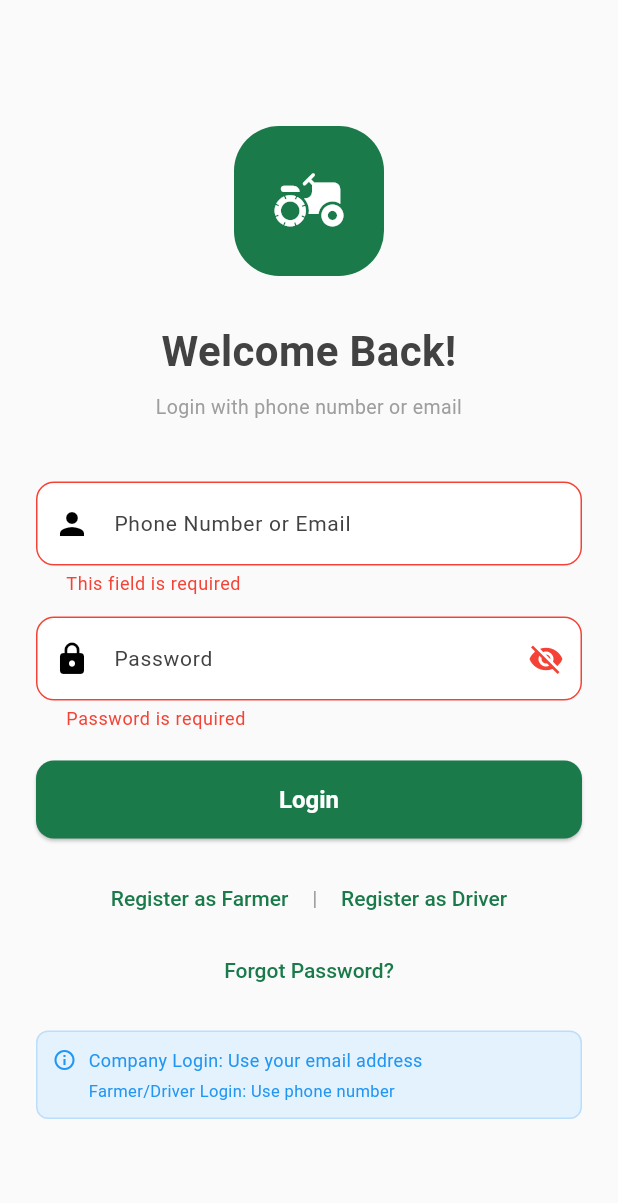
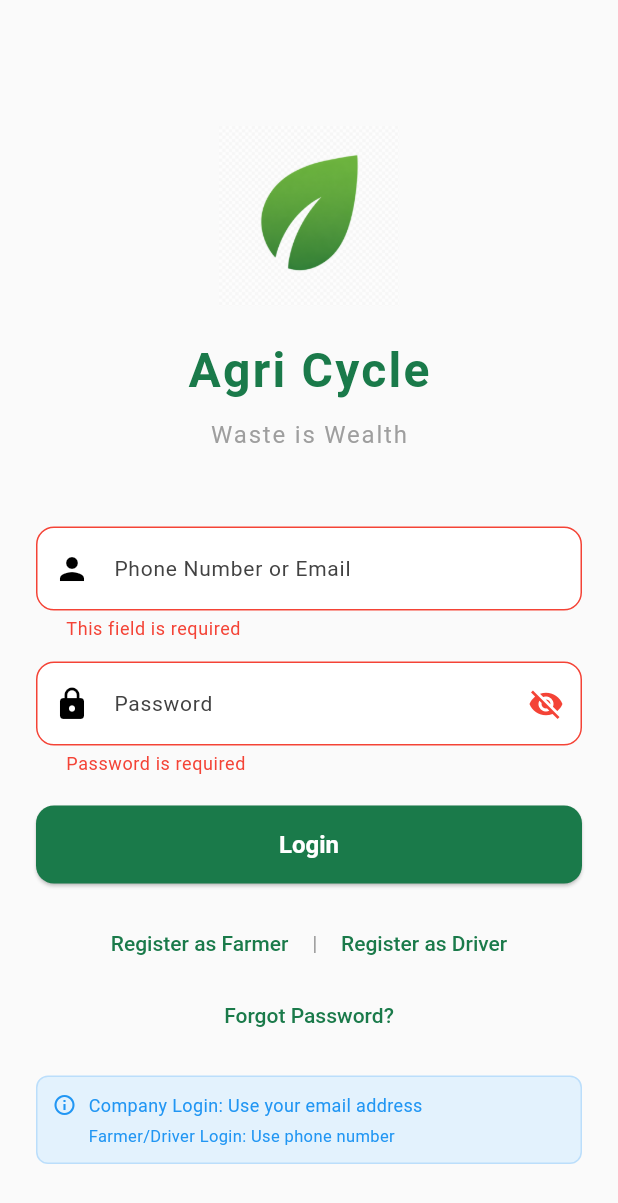
Before and after one commit to Mavinkip/agri_waste_connected, a Flutter app: the screen it shows after launch, after a tap on "Login", on a phone screen of 412 x 824 dp. Shown: the top 1203 px of the screen. Run offline on Flutter 3.47's test engine with Material 3 defaults, Android fonts, the phone set to English and light mode, and no system bars; our stand-ins replace bloc, cloud_firestore, connectivity_plus, equatable, firebase_auth, firebase_core and 10 more; accounts and stored records are empty; Roboto replaces fonts that are missing (Poppins).

Commit message:
getting ready for play store fixe the drivers dash added logo and chged the name and polished the splash screen

```diff
--- a/lib/features/auth/presentation/screens/login_screen.dart
+++ b/lib/features/auth/presentation/screens/login_screen.dart
@@ -44,7 +44,6 @@ class _LoginScreenState extends State<LoginScreen> {
 
     print('✅ Admin user created in Firebase Auth: ${credential.user!.uid}');
 
-    // Create admin document in Firestore
     await FirebaseFirestore.instance
         .collection('users')
         .doc(credential.user!.uid)
@@ -77,7 +76,6 @@ class _LoginScreenState extends State<LoginScreen> {
         UserCredential? credential;
 
         try {
-          // Try to sign in first
           credential = await FirebaseAuth.instance
               .signInWithEmailAndPassword(
             email: _adminEmail,
@@ -86,7 +84,6 @@ class _LoginScreenState extends State<LoginScreen> {
           print('✅ Admin signed in successfully');
         } on FirebaseAuthException catch (e) {
           if (e.code == 'user-not-found') {
-            // Admin doesn't exist - create it
             credential = await _createAdmin();
           } else if (e.code == 'wrong-password') {
             throw Exception('Incorrect admin password. Please contact support.');
@@ -96,7 +93,6 @@ class _LoginScreenState extends State<LoginScreen> {
         }
 
         if (credential != null && credential.user != null) {
-          // Check if admin document exists in Firestore
           try {
             final doc = await FirebaseFirestore.instance
                 .collection('users')
@@ -104,7 +100,6 @@ class _LoginScreenState extends State<LoginScreen> {
                 .get();
 
             if (!doc.exists) {
-              // Create admin document if it doesn't exist
               await FirebaseFirestore.instance
                   .collection('users')
                   .doc(credential.user!.uid)
@@ -119,7 +114,6 @@ class _LoginScreenState extends State<LoginScreen> {
               print('✅ Admin document created in Firestore');
             }
           } catch (e) {
-            // If Firestore fails, we can still continue since admin is authenticated
             print('⚠️ Firestore check failed, but admin is authenticated: $e');
           }
 
@@ -155,7 +149,7 @@ class _LoginScreenState extends State<LoginScreen> {
       return;
     }
 
-    // ── EMAIL LOGIN (Company or other email users) ──
+    // ── EMAIL LOGIN ──
     if (input.contains('@')) {
       try {
         print('📧 Attempting email login for: $input');
@@ -235,7 +229,7 @@ class _LoginScreenState extends State<LoginScreen> {
       return;
     }
 
-    // ── PHONE LOGIN (farmer / driver) ──
+    // ── PHONE LOGIN ──
     try {
       final phone = _cleanPhone(input);
       final loginEmail = '$phone@agri.local';
@@ -329,39 +323,45 @@ class _LoginScreenState extends State<LoginScreen> {
           child: Column(
             crossAxisAlignment: CrossAxisAlignment.stretch,
             children: [
-              const SizedBox(height: 60),
+              const SizedBox(height: 60), // Increased height to push logo down
+              // ─── LOGO SECTION ───
               Center(
-                child: Container(
-                  width: 100,
-                  height: 100,
-                  decoration: BoxDecoration(
-                    color: AppColors.primaryGreen,
-                    borderRadius: BorderRadius.circular(30),
-                  ),
-                  child: const Icon(
-                    Icons.agriculture_rounded,
-                    color: Colors.white,
-                    size: 50,
-                  ),
+                child: Column(
+                  children: [
+                    // Leaf Image (transparent background)
+                    Image.asset(
+                      'assets/logo/leaf.png',
+                      width: 120,
+                      height: 120,
+                      fit: BoxFit.contain,
+                    ),
+                    const SizedBox(height: 20),
+                    // App Name
+                    const Text(
+                      'Agri Cycle',
+                      style: TextStyle(
+                        fontSize: 32,
+                        fontWeight: FontWeight.bold,
+                        color: AppColors.primaryGreen,
+                        letterSpacing: 1.5,
+                      ),
+                    ),
+                    const SizedBox(height: 8),
+                    // Tagline
+                    const Text(
+                      'Waste is Wealth',
+                      style: TextStyle(
+                        fontSize: 16,
+                        color: Colors.grey,
+                        letterSpacing: 1.2,
+                      ),
+                    ),
+                  ],
                 ),
               ),
-              const SizedBox(height: 30),
-              const Text(
-                'Welcome Back!',
-                textAlign: TextAlign.center,
-                style: TextStyle(
-                  fontSize: 28,
-                  fontWeight: FontWeight.bold,
-                ),
-              ),
-              const SizedBox(height: 8),
-              const Text(
-                'Login with phone number or email',
-                textAlign: TextAlign.center,
-                style: TextStyle(fontSize: 13, color: Colors.grey),
-              ),
-              const SizedBox(height: 40),
+              const SizedBox(height: 50), // Space before form
 
+              // ─── LOGIN FORM ───
               Form(
                 key: _formKey,
                 child: Column(children: [
--- a/lib/features/auth/presentation/screens/splash_screen.dart
+++ b/lib/features/auth/presentation/screens/splash_screen.dart
@@ -18,9 +18,10 @@ class _SplashScreenState extends State<SplashScreen>
   void initState() {
     super.initState();
 
+    // Start rotation animation
     _rotationController = AnimationController(
       vsync: this,
-      duration: const Duration(seconds: 3),
+      duration: const Duration(seconds: 2),
     )..repeat();
 
     _navigate();
@@ -33,15 +34,19 @@ class _SplashScreenState extends State<SplashScreen>
   }
 
   Future<void> _navigate() async {
+    // Wait for authentication to complete
     await Future.delayed(const Duration(seconds: 2));
+
     if (!mounted) return;
 
     final user = FirebaseAuth.instance.currentUser;
+
     if (user == null) {
       Navigator.pushReplacementNamed(context, '/login');
       return;
     }
 
+    // Check for admin (hardcoded email)
     if (user.email == 'admin@farm.com') {
       Navigator.pushReplacementNamed(context, '/admin/dashboard');
       return;
@@ -52,6 +57,9 @@ class _SplashScreenState extends State<SplashScreen>
           .collection('users')
           .doc(user.uid)
           .get();
+
+      if (!mounted) return;
+
       final role = doc.data()?['role'] ?? 'farmer';
 
       switch (role) {
@@ -64,7 +72,8 @@ class _SplashScreenState extends State<SplashScreen>
         default:
           Navigator.pushReplacementNamed(context, '/farmer/home');
       }
-    } catch (_) {
+    } catch (e) {
+      if (!mounted) return;
       Navigator.pushReplacementNamed(context, '/login');
     }
   }
@@ -72,34 +81,43 @@ class _SplashScreenState extends State<SplashScreen>
   @override
   Widget build(BuildContext context) {
     return Scaffold(
-      backgroundColor: const Color(0xFF2E7D32),
+      backgroundColor: const Color(0xFF1A7A4A),
       body: Center(
         child: Column(
           mainAxisSize: MainAxisSize.min,
           children: [
-            // ─── Animated Logo ───
+            // ─── Spinning Ring with Circular Leaf ───
             SizedBox(
-              width: 200,
-              height: 200,
+              width: 150,
+              height: 150,
               child: Stack(
                 alignment: Alignment.center,
                 children: [
-                  // Rotating Arrows (behind the leaf)
+                  // Spinning progress ring
                   RotationTransition(
                     turns: _rotationController,
-                    child: Image.asset(
-                      'assets/logo/arrows.png',  // ← Updated path
-                      width: 180,
-                      height: 180,
-                      fit: BoxFit.contain,
+                    child: const SizedBox(
+                      width: 150,
+                      height: 150,
+                      child: CircularProgressIndicator(
+                        value: null,
+                        strokeWidth: 4,
+                        color: Colors.white,
+                        backgroundColor: Colors.white24,
+                      ),
                     ),
                   ),
-                  // Static Leaf (on top, doesn't rotate)
-                  Image.asset(
-                    'assets/logo/leaf.png',  // ← Updated path
-                    width: 100,
-                    height: 100,
-                    fit: BoxFit.contain,
+                  // Circular leaf (white background removed)
+                  Container(
+                    width: 80,
+                    height: 80,
+                    decoration: BoxDecoration(
+                      shape: BoxShape.circle,
+                      image: DecorationImage(
+                        image: const AssetImage('assets/logo/leaf.png'),
+                        fit: BoxFit.cover,
+                      ),
+                    ),
                   ),
                 ],
               ),
@@ -127,12 +145,6 @@ class _SplashScreenState extends State<SplashScreen>
                 letterSpacing: 1.2,
               ),
             ),
-            const SizedBox(height: 32),
-
-            // ─── Loading Indicator ───
-            const CircularProgressIndicator(
-              color: Colors.white54,
-            ),
           ],
         ),
       ),
--- a/lib/main.dart
+++ b/lib/main.dart
@@ -33,7 +33,7 @@ import 'features/farmer/presentation/bloc/farmer_bloc.dart';
 import 'features/auth/presentation/bloc/auth_bloc.dart';
 import 'features/farmer/presentation/bloc/sell_wizard_cubit.dart';
 import 'features/driver/presentation/screens/driver_login_screen.dart';
-import 'features/driver/presentation/screens/driver_home_screen.dart';  // ✅ ADD THIS IMPORT
+import 'features/driver/presentation/screens/driver_home_screen.dart';
 import 'features/driver/presentation/screens/driver_route_screen.dart';
 import 'features/driver/presentation/screens/arrival_screen.dart';
 import 'features/driver/presentation/screens/weigh_in_screen.dart';
@@ -55,14 +55,20 @@ import 'features/admin/presentation/screens/companies_screen.dart';
 void main() async {
   WidgetsFlutterBinding.ensureInitialized();
 
+  // ─── Show splash screen immediately ───
+  runApp(const MyApp());
+
+  // ─── Initialize Firebase in the background ───
   try {
     await Firebase.initializeApp(
       options: DefaultFirebaseOptions.currentPlatform,
     );
+    print('✅ Firebase initialized');
   } catch (e) {
     debugPrint('Firebase already initialized: $e');
   }
 
+  // ─── Initialize Firestore settings ───
   try {
     FirebaseFirestore.instance.settings = const Settings(
       persistenceEnabled: true,
@@ -72,18 +78,21 @@ void main() async {
     debugPrint('Firestore settings error: $e');
   }
 
+  // ─── Initialize Dependency Injection ───
   try {
     await Injection.init();
   } catch (e) {
     debugPrint('Injection init error: $e');
   }
 
+  // ─── Initialize Local Storage ───
   try {
     await LocalStorageService.init();
   } catch (e) {
     debugPrint('LocalStorage init error: $e');
   }
 
+  // ─── Initialize Connectivity ───
   try {
     final connectivity = ConnectivityService();
     await connectivity.checkConnection();
@@ -91,7 +100,7 @@ void main() async {
     debugPrint('Connectivity init error: $e');
   }
 
-  runApp(const MyApp());
+  print('✅ All services initialized');
 }
 
 class MyApp extends StatelessWidget {
@@ -136,7 +145,6 @@ class MyApp extends StatelessWidget {
           '/farmer/schedule': (context) => const ScheduleScreen(),
           '/farmer/communities': (context) => const JoinCommunityScreen(),
           '/register-driver': (context) => const RegisterDriverScreen(),
-          // ✅ ADDED: Driver Home Route
           '/driver/home': (context) => const DriverHomeScreen(),
           '/driver/login': (context) => const DriverLoginScreen(),
           '/driver/route': (context) => const DriverRouteScreen(),
```
Also changed, not shown: 2 other files.
